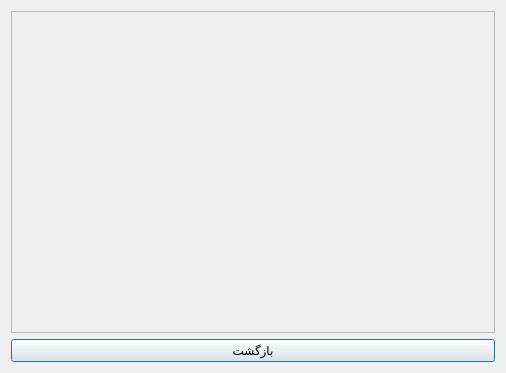
The window that menu/reports.ui (AP-projects-4001/alsa) describes before a commit, drawn with Qt 5.
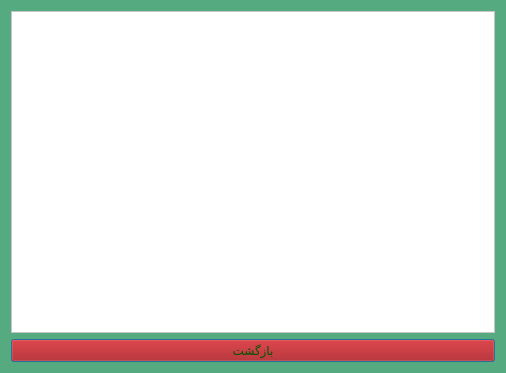
The same window after the commit. Icons and pictures are not drawn.

Diff of the .ui file:
```diff
--- a/menu/reports.ui
+++ b/menu/reports.ui
@@ -13,9 +13,17 @@
   <property name="windowTitle">
    <string>Dialog</string>
   </property>
+  <property name="styleSheet">
+   <string notr="true">background-image: url();
+background-color: rgb(85, 170, 127);
+</string>
+  </property>
   <layout class="QGridLayout" name="gridLayout">
    <item row="0" column="0">
     <widget class="QScrollArea" name="scrollArea">
+     <property name="styleSheet">
+      <string notr="true">background-color: rgb(255, 255, 255);</string>
+     </property>
      <property name="widgetResizable">
       <bool>true</bool>
      </property>
@@ -38,6 +46,11 @@
    </item>
    <item row="1" column="0">
     <widget class="QPushButton" name="pushButton">
+     <property name="styleSheet">
+      <string notr="true">alternate-background-color: rgb(170, 0, 0);
+background-color: rgb(170, 0, 0);
+color: rgb(0, 85, 0);</string>
+     </property>
      <property name="text">
       <string>بازگشت</string>
      </property>
```
